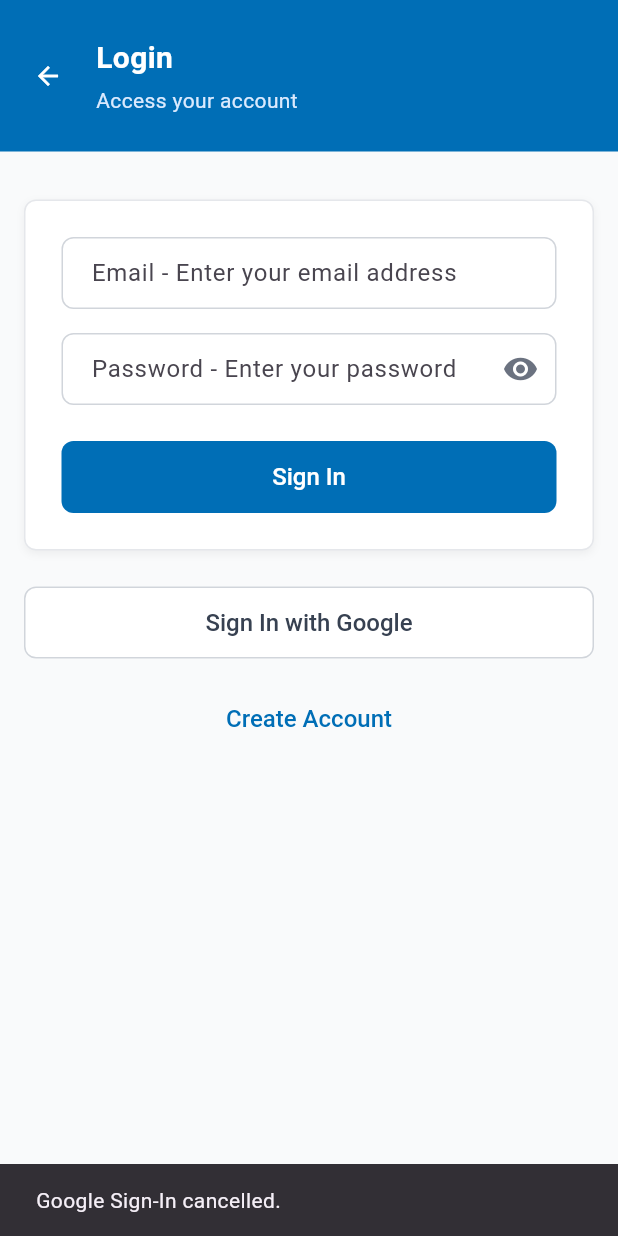
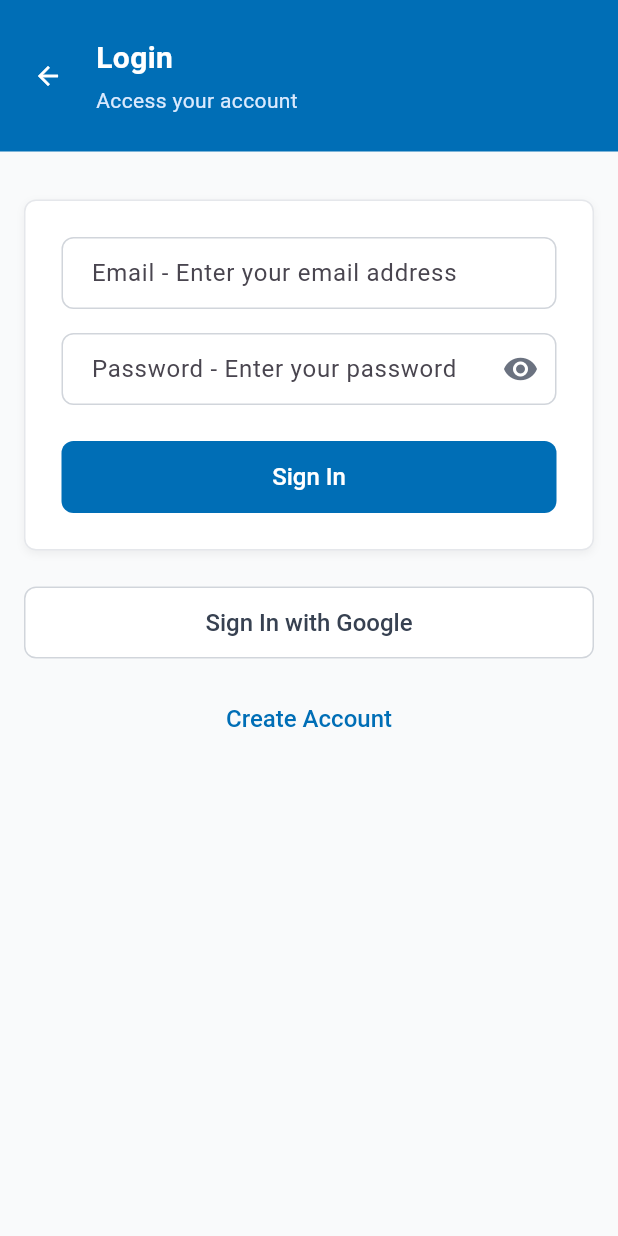
Before and after one commit to gracekazmierski/byuid_rideshare, a Flutter app: the LoginPage screen opened by its route, after a tap on "Sign In with Google", on a phone screen of 412 x 824 dp. Run offline on Flutter 3.47's test engine with Material 3 defaults, Android fonts, the phone set to English and light mode, and no system bars; our stand-ins replace cloud_firestore, firebase_auth, firebase_core, flutter_svg, font_awesome_flutter, google_sign_in and 1 more; accounts and stored records are empty.

Commit message:
Sign-In with Google Fix (for the millionth time)

```diff
--- a/lib/screens/auth/login_page.dart
+++ b/lib/screens/auth/login_page.dart
@@ -7,6 +7,7 @@ import 'package:byui_rideshare/screens/auth/auth_wrapper.dart'; // For navigatio
 import 'package:byui_rideshare/screens/auth/create_account_page.dart'; // To navigate to create account
 import 'package:byui_rideshare/screens/profile/profile_setup_screen.dart'; // For profile setup after sign-up
 import 'package:byui_rideshare/theme/app_colors.dart'; // Import custom colors
+import 'package:flutter/foundation.dart';
 
 class LoginPage extends StatefulWidget {
   const LoginPage({super.key});
@@ -96,14 +97,16 @@ class _LoginPageState extends State<LoginPage> {
     });
 
     try {
-      final GoogleSignIn googleSignIn = GoogleSignIn(); // No clientId on mobile
+      // Conditionally create GoogleSignIn with the clientId for web
+      final GoogleSignIn googleSignIn = GoogleSignIn(
+        clientId: kIsWeb ? _googleWebClientId : null,
+      );
+
       final GoogleSignInAccount? googleUser = await googleSignIn.signIn();
 
       if (!mounted) return;
       if (googleUser == null) {
-        ScaffoldMessenger.of(context).showSnackBar(
-          const SnackBar(content: Text('Google Sign-In cancelled.')),
-        );
+        // User cancelled the sign-in
         setState(() => _isGoogleSigningIn = false);
         return;
       }
@@ -111,7 +114,7 @@ class _LoginPageState extends State<LoginPage> {
       final GoogleSignInAuthentication googleAuth = await googleUser.authentication;
 
       final AuthCredential credential = GoogleAuthProvider.credential(
-        accessToken: googleAuth.accessToken ?? '',
+        accessToken: googleAuth.accessToken,
         idToken: googleAuth.idToken,
       );
 
@@ -120,24 +123,14 @@ class _LoginPageState extends State<LoginPage> {
 
       if (!mounted) return;
       if (user == null) {
-        ScaffoldMessenger.of(context).showSnackBar(
-          const SnackBar(content: Text('Google Sign-In failed. No user found.')),
-        );
+        // Handle failed sign-in
         setState(() => _isGoogleSigningIn = false);
         return;
       }
 
-      print('Signed in with Google: ${user.email}');
-      ScaffoldMessenger.of(context).showSnackBar(
-        const SnackBar(content: Text('Signed in with Google successfully!')),
-      );
-
+      // Your existing logic for new vs. existing user
       bool isNewUser = userCredential.additionalUserInfo?.isNewUser ?? false;
-
       if (isNewUser) {
-        ScaffoldMessenger.of(context).showSnackBar(
-          const SnackBar(content: Text('Welcome! Please complete your profile.')),
-        );
         Navigator.of(context).pushAndRemoveUntil(
           MaterialPageRoute(builder: (context) => const ProfileSetupScreen()),
               (Route<dynamic> route) => false,
@@ -149,17 +142,11 @@ class _LoginPageState extends State<LoginPage> {
         );
       }
 
-    } on FirebaseAuthException catch (e) {
-      if (!mounted) return;
-      print('Firebase Auth Google Error: ${e.message}');
-      ScaffoldMessenger.of(context).showSnackBar(
-        SnackBar(content: Text('Google Sign-In failed: ${e.message}')),
-      );
     } catch (e) {
       if (!mounted) return;
       print('General Google Sign-In Error: $e');
       ScaffoldMessenger.of(context).showSnackBar(
-        SnackBar(content: Text('An error occurred during Google Sign-In: $e')),
+        SnackBar(content: Text('An error occurred during Google Sign-In.')),
       );
     } finally {
       if (mounted) {
```
Also changed, not shown: pubspec.lock.
